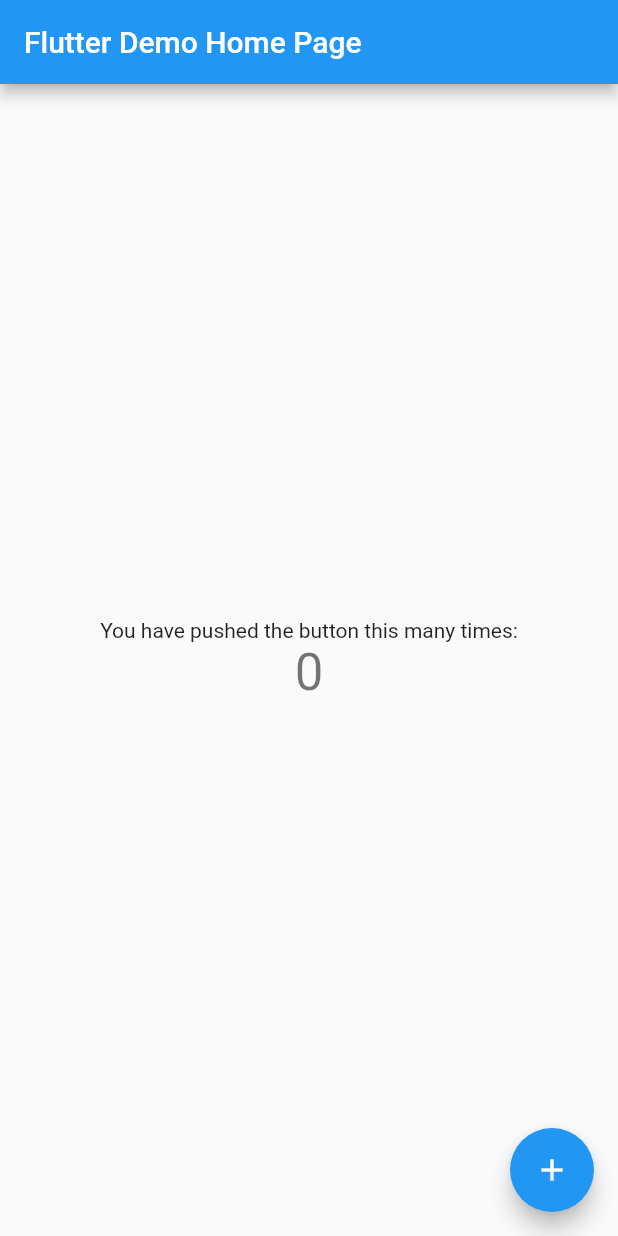
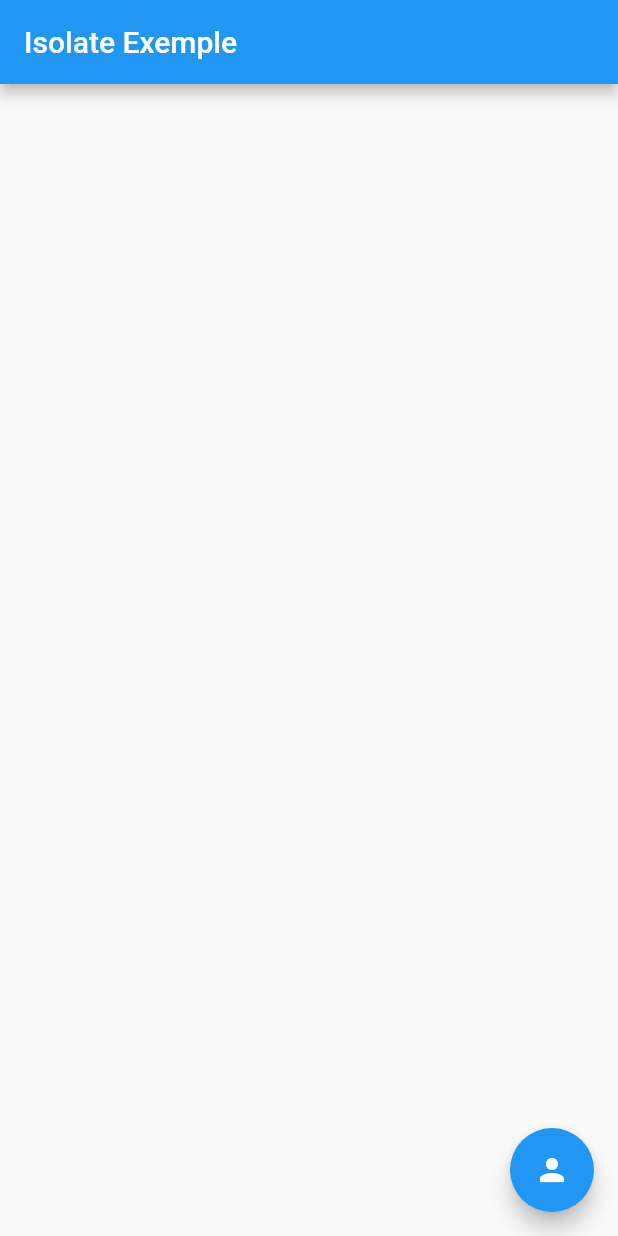
Before and after one commit to iranjunior/concurrence_flutter, a Flutter app: the screen it shows after launch, on a phone screen of 412 x 824 dp. Run offline on Flutter 3.47's test engine with Material 2 defaults, Android fonts, the phone set to English and light mode, and no system bars.

Commit message:
feat: create isolate request

```diff
--- a/lib/main.dart
+++ b/lib/main.dart
@@ -1,113 +1,21 @@
 import 'package:flutter/material.dart';
+import 'package:isolate_app/pages/home/home_page.dart';
 
-void main() {
-  runApp(MyApp());
+
+
+void main() async {
+  runApp(EntryApp());
 }
 
-class MyApp extends StatelessWidget {
-  // This widget is the root of your application.
+class EntryApp extends StatelessWidget {
   @override
   Widget build(BuildContext context) {
     return MaterialApp(
       title: 'Flutter Demo',
       theme: ThemeData(
-        // This is the theme of your application.
-        //
-        // Try running your application with "flutter run". You'll see the
-        // application has a blue toolbar. Then, without quitting the app, try
-        // changing the primarySwatch below to Colors.green and then invoke
-        // "hot reload" (press "r" in the console where you ran "flutter run",
-        // or simply save your changes to "hot reload" in a Flutter IDE).
-        // Notice that the counter didn't reset back to zero; the application
-        // is not restarted.
         primarySwatch: Colors.blue,
       ),
-      home: MyHomePage(title: 'Flutter Demo Home Page'),
+      home: HomePage(),
     );
   }
 }
-
-class MyHomePage extends StatefulWidget {
-  MyHomePage({Key? key, required this.title}) : super(key: key);
-
-  // This widget is the home page of your application. It is stateful, meaning
-  // that it has a State object (defined below) that contains fields that affect
-  // how it looks.
-
-  // This class is the configuration for the state. It holds the values (in this
-  // case the title) provided by the parent (in this case the App widget) and
-  // used by the build method of the State. Fields in a Widget subclass are
-  // always marked "final".
-
-  final String title;
-
-  @override
-  _MyHomePageState createState() => _MyHomePageState();
-}
-
-class _MyHomePageState extends State<MyHomePage> {
-  int _counter = 0;
-
-  void _incrementCounter() {
-    setState(() {
-      // This call to setState tells the Flutter framework that something has
-      // changed in this State, which causes it to rerun the build method below
-      // so that the display can reflect the updated values. If we changed
-      // _counter without calling setState(), then the build method would not be
-      // called again, and so nothing would appear to happen.
-      _counter++;
-    });
-  }
-
-  @override
-  Widget build(BuildContext context) {
-    // This method is rerun every time setState is called, for instance as done
-    // by the _incrementCounter method above.
-    //
-    // The Flutter framework has been optimized to make rerunning build methods
-    // fast, so that you can just rebuild anything that needs updating rather
-    // than having to individually change instances of widgets.
-    return Scaffold(
-      appBar: AppBar(
-        // Here we take the value from the MyHomePage object that was created by
-        // the App.build method, and use it to set our appbar title.
-        title: Text(widget.title),
-      ),
-      body: Center(
-        // Center is a layout widget. It takes a single child and positions it
-        // in the middle of the parent.
-        child: Column(
-          // Column is also a layout widget. It takes a list of children and
-          // arranges them vertically. By default, it sizes itself to fit its
-          // children horizontally, and tries to be as tall as its parent.
-          //
-          // Invoke "debug painting" (press "p" in the console, choose the
-          // "Toggle Debug Paint" action from the Flutter Inspector in Android
-          // Studio, or the "Toggle Debug Paint" command in Visual Studio Code)
-          // to see the wireframe for each widget.
-          //
-          // Column has various properties to control how it sizes itself and
-          // how it positions its children. Here we use mainAxisAlignment to
-          // center the children vertically; the main axis here is the vertical
-          // axis because Columns are vertical (the cross axis would be
-          // horizontal).
-          mainAxisAlignment: MainAxisAlignment.center,
-          children: <Widget>[
-            Text(
-              'You have pushed the button this many times:',
-            ),
-            Text(
-              '$_counter',
-              style: Theme.of(context).textTheme.headline4,
-            ),
-          ],
-        ),
-      ),
-      floatingActionButton: FloatingActionButton(
-        onPressed: _incrementCounter,
-        tooltip: 'Increment',
-        child: Icon(Icons.add),
-      ), // This trailing comma makes auto-formatting nicer for build methods.
-    );
-  }
-}
--- /dev/null
+++ b/lib/pages/home/home_page.dart
@@ -0,0 +1,73 @@
+import 'dart:isolate';
+
+import 'package:flutter/foundation.dart';
+import 'package:flutter/material.dart';
+import 'package:isolate_app/pages/home/requests.dart';
+
+class HomePage extends StatefulWidget {
+  HomePage({Key? key}) : super(key: key);
+
+  @override
+  _HomePageState createState() => _HomePageState();
+}
+
+class _HomePageState extends State<HomePage> {
+  Map<String, dynamic> user = {};
+  @override
+  void initState() {
+    super.initState();
+  }
+
+  Future calculateNewValue(
+      {void Function(Map<String, dynamic>)? onComplete}) async {
+    ReceivePort receivePort = ReceivePort();
+
+    final isolate = await Isolate.spawn<SendPort>(
+      RequestsHomePage.calledGithub,
+      receivePort.sendPort,
+    );
+
+    receivePort.listen((event) {
+      if (onComplete != null) {
+        onComplete(event);
+      }
+      if (event != null) {
+        isolate.kill();
+      }
+    });
+  }
+
+  @override
+  Widget build(BuildContext context) {
+    return Scaffold(
+      appBar: AppBar(
+        title: Text('Isolate Exemple'),
+      ),
+      body: Center(
+        child: Column(
+          mainAxisAlignment: MainAxisAlignment.center,
+          children: [
+            user['avatar_url'] != null
+                ? CircleAvatar(
+                    foregroundImage: NetworkImage(user['avatar_url']),
+                    radius: 40,
+                  )
+                : SizedBox.shrink(),
+            Text(
+              user['login'] ?? '',
+              style: Theme.of(context).textTheme.headline4,
+            ),
+          ],
+        ),
+      ),
+      floatingActionButton: FloatingActionButton(
+        child: Icon(Icons.person),
+        onPressed: () => calculateNewValue(onComplete: (response) {
+          setState(() {
+            user = response;
+          });
+        }),
+      ),
+    );
+  }
+}
--- a/pubspec.yaml
+++ b/pubspec.yaml
@@ -28,6 +28,7 @@
   # The following adds the Cupertino Icons font to your application.
   # Use with the CupertinoIcons class for iOS style icons.
   cupertino_icons: ^1.0.2
+  http: ^0.13.3
 
 dev_dependencies:
   flutter_test:
```
Also changed, not shown: lib/pages/home/requests.dart (added, +14 -0 lines), pubspec.lock.
